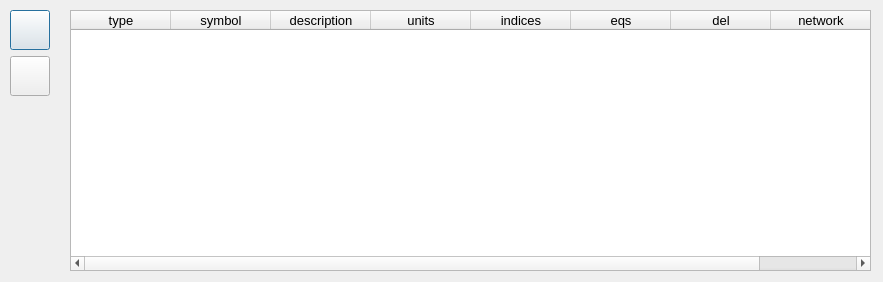
This is OntologyEquationEditor/ui_variabletable.ui in heinz-preisig/ProMo-packages-OntologyBuilder as Qt 5 draws it before an edit. The edited form follows.
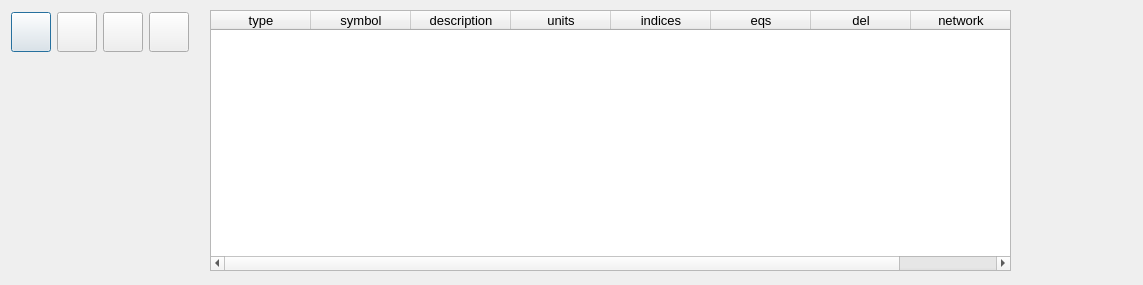
This is the edited form.

Commit message: changed behaviour of the variable table in equation editory -- allows for changing variable type. Also buttons were added and control structure changed accordingly.

Patch:
```diff
--- a/OntologyEquationEditor/ui_variabletable.ui
+++ b/OntologyEquationEditor/ui_variabletable.ui
@@ -6,8 +6,8 @@
    <rect>
     <x>0</x>
     <y>0</y>
-    <width>883</width>
-    <height>282</height>
+    <width>1143</width>
+    <height>285</height>
    </rect>
   </property>
   <property name="contextMenuPolicy">
@@ -22,7 +22,7 @@
   <widget class="QTableWidget" name="tableVariable">
    <property name="geometry">
     <rect>
-     <x>70</x>
+     <x>210</x>
      <y>10</y>
      <width>801</width>
      <height>261</height>
@@ -113,17 +113,14 @@
   <widget class="QWidget" name="layoutWidget">
    <property name="geometry">
     <rect>
-     <x>10</x>
-     <y>10</y>
-     <width>51</width>
-     <height>91</height>
+     <x>11</x>
+     <y>11</y>
+     <width>180</width>
+     <height>42</height>
     </rect>
    </property>
-   <layout class="QGridLayout" name="gridLayout" rowstretch="50,50" columnstretch="0" columnminimumwidth="0">
-    <property name="sizeConstraint">
-     <enum>QLayout::SetFixedSize</enum>
-    </property>
-    <item row="0" column="0">
+   <layout class="QHBoxLayout" name="horizontalLayout">
+    <item>
      <widget class="QPushButton" name="pushFinished">
       <property name="sizePolicy">
        <sizepolicy hsizetype="Fixed" vsizetype="Fixed">
@@ -148,7 +145,7 @@
       </property>
      </widget>
     </item>
-    <item row="1" column="0">
+    <item>
      <widget class="QPushButton" name="pushInfo">
       <property name="sizePolicy">
        <sizepolicy hsizetype="Minimum" vsizetype="Fixed">
@@ -173,6 +170,56 @@
       </property>
      </widget>
     </item>
+    <item>
+     <widget class="QPushButton" name="pushNew">
+      <property name="sizePolicy">
+       <sizepolicy hsizetype="Minimum" vsizetype="Fixed">
+        <horstretch>40</horstretch>
+        <verstretch>40</verstretch>
+       </sizepolicy>
+      </property>
+      <property name="minimumSize">
+       <size>
+        <width>40</width>
+        <height>40</height>
+       </size>
+      </property>
+      <property name="maximumSize">
+       <size>
+        <width>40</width>
+        <height>40</height>
+       </size>
+      </property>
+      <property name="text">
+       <string/>
+      </property>
+     </widget>
+    </item>
+    <item>
+     <widget class="QPushButton" name="pushPort">
+      <property name="sizePolicy">
+       <sizepolicy hsizetype="Minimum" vsizetype="Fixed">
+        <horstretch>40</horstretch>
+        <verstretch>40</verstretch>
+       </sizepolicy>
+      </property>
+      <property name="minimumSize">
+       <size>
+        <width>40</width>
+        <height>40</height>
+       </size>
+      </property>
+      <property name="maximumSize">
+       <size>
+        <width>40</width>
+        <height>40</height>
+       </size>
+      </property>
+      <property name="text">
+       <string/>
+      </property>
+     </widget>
+    </item>
    </layout>
   </widget>
  </widget>
```
The commit also changes 6 other files.
